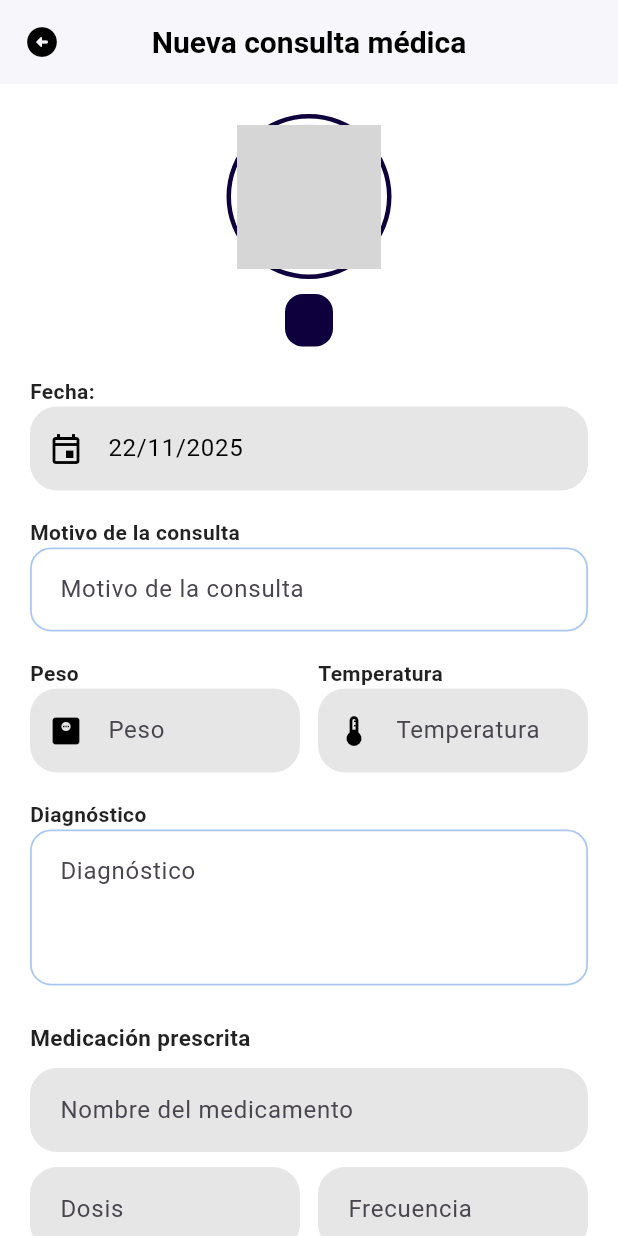
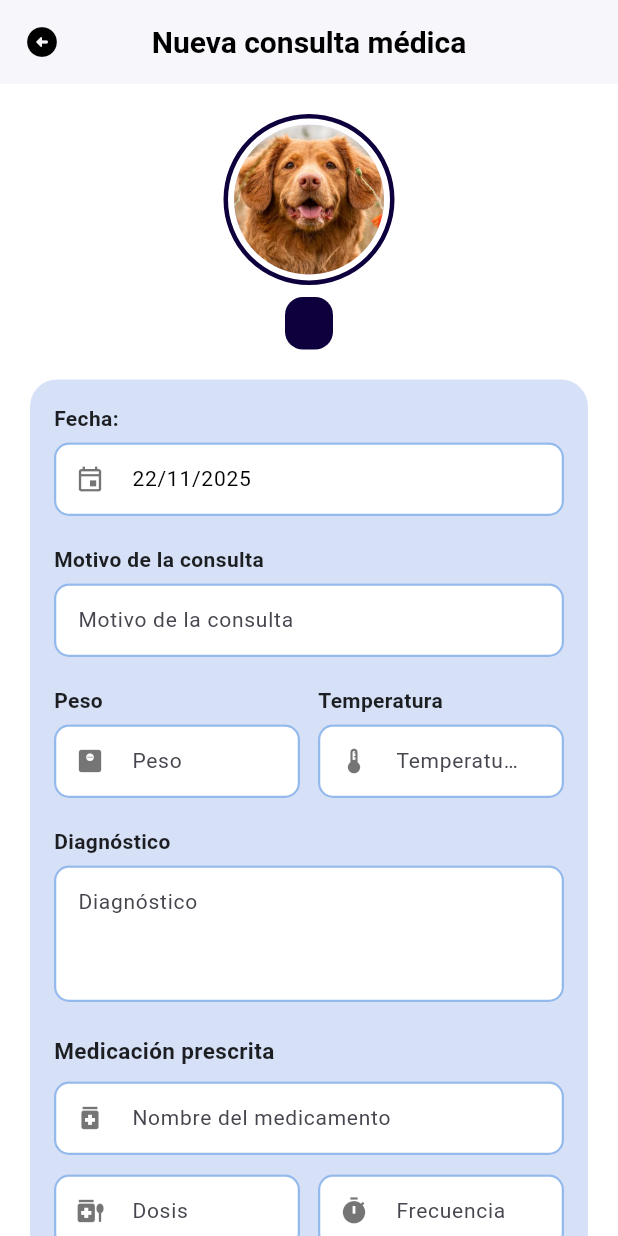
Before and after one commit to Jocwly/Integrador, a Flutter app: the ConsultaMedica screen opened directly with empty values, on a phone screen of 412 x 824 dp. Run offline on Flutter 3.47's test engine with Material 3 defaults, Android fonts, the phone set to English and light mode, and no system bars; our stand-ins replace cloud_firestore, firebase_core, image_picker; accounts and stored records are empty; grey boxes are pictures that could not be loaded.

```diff
--- a/lib/Pantallas/consulta.dart
+++ b/lib/Pantallas/consulta.dart
@@ -1,6 +1,7 @@
 import 'package:flutter/material.dart';
 import 'package:intl/intl.dart';
 import 'package:cloud_firestore/cloud_firestore.dart';
+import 'package:flutter/services.dart';
 
 class ConsultaMedica extends StatefulWidget {
   final String clienteId;
@@ -16,7 +17,6 @@ class ConsultaMedica extends StatefulWidget {
   State<ConsultaMedica> createState() => _ConsultaMedicaState();
 }
 
-/// Controladores para cada bloque de medicación
 class _MedicationFields {
   final TextEditingController nombre = TextEditingController();
   final TextEditingController dosis = TextEditingController();
@@ -31,13 +31,11 @@ class _ConsultaMedicaState extends State<ConsultaMedica> {
   final _tempCtrl = TextEditingController();
   final _diagnosisCtrl = TextEditingController();
 
-  // Lista dinámica de medicamentos
   final List<_MedicationFields> _medicaciones = [_MedicationFields()];
 
-  final azulSuave = const Color(0xFFD6E1F7);
-  final azulFuerte = const Color(0xFF2A74D9);
+  final Color azulSuave = const Color(0xFFD6E1F7);
+  final Color azulFuerte = const Color(0xFF2A74D9);
 
-  // flags de error
   bool _errMotivo = false;
   bool _errPeso = false;
   bool _errTemp = false;
@@ -50,7 +48,6 @@ class _ConsultaMedicaState extends State<ConsultaMedica> {
   @override
   void initState() {
     super.initState();
-    // Fecha por default: hoy, formato dd/MM/yyyy
     _dateCtrl.text = DateFormat('dd/MM/yyyy').format(DateTime.now());
   }
 
@@ -71,13 +68,12 @@ class _ConsultaMedicaState extends State<ConsultaMedica> {
   }
 
   OutlineInputBorder _softBorder() => OutlineInputBorder(
-        borderRadius: BorderRadius.circular(14),
-        borderSide: BorderSide(color: azulFuerte.withOpacity(0.4), width: 1.2),
+    borderRadius: BorderRadius.circular(10),
+    borderSide: BorderSide(color: azulFuerte.withOpacity(0.5), width: 1.5),
   );
-
   OutlineInputBorder _grayBorder() => OutlineInputBorder(
-        borderRadius: BorderRadius.circular(18),
-        borderSide: const BorderSide(color: Colors.transparent, width: 0),
+    borderRadius: BorderRadius.circular(10),
+    borderSide: BorderSide(color: azulFuerte.withOpacity(0.5), width: 1.5),
   );
 
   Future<void> _pickDate() async {
@@ -94,9 +90,7 @@ class _ConsultaMedicaState extends State<ConsultaMedica> {
     }
   }
 
-  // ---------- GUARDAR (misma lógica que antes + validaciones visuales) ----------
   Future<void> _onGuardar() async {
-    // Validaciones de campos requeridos
     final firstMed = _medicaciones.first;
 
     setState(() {
@@ -111,7 +105,8 @@ class _ConsultaMedicaState extends State<ConsultaMedica> {
       _errMedDuracion = firstMed.duracion.text.trim().isEmpty;
     });
 
-    final hayErrores = _errMotivo ||
+    final hayErrores =
+        _errMotivo ||
         _errPeso ||
         _errTemp ||
         _errDiag ||
@@ -133,8 +128,6 @@ class _ConsultaMedicaState extends State<ConsultaMedica> {
           .doc(widget.clienteId)
           .collection('mascotas')
           .doc(widget.mascotaId);
-
-      // Construir lista de medicaciones (solo las que tengan algo escrito)
       final List<Map<String, String>> meds = [];
       for (final m in _medicaciones) {
         final nombre = m.nombre.text.trim();
@@ -143,7 +136,10 @@ class _ConsultaMedicaState extends State<ConsultaMedica> {
         final duracion = m.duracion.text.trim();
 
         final tieneAlgo =
-            nombre.isNotEmpty || dosis.isNotEmpty || frecuencia.isNotEmpty || duracion.isNotEmpty;
+            nombre.isNotEmpty ||
+            dosis.isNotEmpty ||
+            frecuencia.isNotEmpty ||
+            duracion.isNotEmpty;
 
         if (tieneAlgo) {
           meds.add({
@@ -154,8 +150,6 @@ class _ConsultaMedicaState extends State<ConsultaMedica> {
           });
         }
       }
-
-      // Para compatibilidad con tu lógica anterior: tomamos el primer medicamento
       String medicamentoPrincipal = '';
       String dosisPrincipal = '';
       String frecuenciaPrincipal = '';
@@ -204,35 +198,44 @@ class _ConsultaMedicaState extends State<ConsultaMedica> {
     Navigator.pop(context);
   }
 
-  // Recuadro base (gris o blanco), icono negro
   InputDecoration _inputDecoration({
     String? hint,
     IconData? icon,
     bool gray = false,
     bool error = false,
+    String? suffixText,
   }) {
-    final fillColor = gray ? const Color(0xFFE6E6E6) : Colors.white;
+    final fillColor = Colors.white;
 
-    final border = error
+    final baseBorder = gray ? _grayBorder() : _softBorder();
+
+    final border =
+        error
             ? OutlineInputBorder(
-            borderRadius: BorderRadius.circular(14),
+              borderRadius: BorderRadius.circular(10),
               borderSide: const BorderSide(color: Colors.red, width: 1.6),
             )
-        : (gray ? _grayBorder() : _softBorder());
+            : baseBorder;
 
     return InputDecoration(
-      prefixIcon: icon != null ? Icon(icon, color: Colors.black) : null,
+      prefixIcon:
+          icon != null ? Icon(icon, color: Colors.black54, size: 20) : null,
       hintText: hint,
       filled: true,
       fillColor: fillColor,
-      contentPadding:
-          const EdgeInsets.symmetric(horizontal: 16, vertical: 16), // más alto
+      contentPadding: const EdgeInsets.symmetric(horizontal: 12, vertical: 14),
       enabledBorder: border,
       focusedBorder: border,
+      border: InputBorder.none,
+      suffixText: suffixText, // APARECE KG AUTOMATICAMENT
+      suffixStyle: const TextStyle(
+        fontSize: 14,
+        color: Colors.black87,
+        fontWeight: FontWeight.w500,
+      ),
     );
   }
 
-  // TextField con overlay de "Este campo es requerido"
   Widget _buildTextFieldWithError({
     required TextEditingController controller,
     required String hint,
@@ -241,12 +244,16 @@ class _ConsultaMedicaState extends State<ConsultaMedica> {
     bool showError = false,
     int maxLines = 1,
     ValueChanged<String>? onChanged,
+    TextInputType keyboardType = TextInputType.text,
+    List<TextInputFormatter>? inputFormatters,
+    String? suffixText,
   }) {
     final decoration = _inputDecoration(
       hint: showError ? '' : hint,
       icon: icon,
       gray: gray,
       error: showError,
+      suffixText: suffixText,
     );
 
     final field = TextField(
@@ -255,25 +262,33 @@ class _ConsultaMedicaState extends State<ConsultaMedica> {
       decoration: decoration,
       style: TextStyle(
         color: showError ? Colors.transparent : Colors.black,
+        fontSize: 14,
       ),
+      keyboardType: keyboardType,
+      inputFormatters: inputFormatters,
       onChanged: onChanged,
     );
 
-    final double? height = maxLines == 1 ? 56 : null; // recuadros un poco más grandes
+    final double? height = maxLines == 1 ? 52 : null;
 
     if (!showError) {
       return SizedBox(height: height, child: field);
     }
-
     return SizedBox(
       height: height,
       child: Stack(
-        alignment: Alignment.center,
-        children: const [
-          // field se dibuja abajo, pero como el texto es transparente
-          // solo se ve el borde y el mensaje centrado.
-          // ignore: prefer_const_constructors
-          Positioned.fill(child: IgnorePointer(child: SizedBox())), // placeholder
+        children: [
+          field,
+          const Center(
+            child: Text(
+              'Este campo es requerido',
+              style: TextStyle(
+                color: Colors.red,
+                fontSize: 12,
+                fontWeight: FontWeight.w600,
+              ),
+            ),
+          ),
         ],
       ),
     );
@@ -299,15 +314,16 @@ class _ConsultaMedicaState extends State<ConsultaMedica> {
           ),
           onPressed: () => Navigator.pop(context),
         ),
+        centerTitle: true,
         title: const Text(
           'Nueva consulta médica',
           style: TextStyle(
+            fontFamily: 'Roboto',
             fontSize: 20,
             fontWeight: FontWeight.bold,
             color: Color.fromARGB(255, 0, 0, 0),
           ),
         ),
-        centerTitle: true,
       ),
       body: StreamBuilder<DocumentSnapshot>(
         stream: mascotaRef.snapshots(),
@@ -337,13 +353,15 @@ class _ConsultaMedicaState extends State<ConsultaMedica> {
                   ),
                   padding: const EdgeInsets.all(4),
                   child: CircleAvatar(
-                    radius: 48,
-                    backgroundImage: (fotoUrl != null && fotoUrl!.isNotEmpty)
-                        ? NetworkImage(fotoUrl!)
-                        : const AssetImage('')
+                    radius: 50,
+                    backgroundImage:
+                        (fotoUrl != null && (fotoUrl as String).isNotEmpty)
+                            ? NetworkImage(fotoUrl)
+                            : const AssetImage('assets/images/perro.jpg')
+                                as ImageProvider,
                   ),
                 ),
-                const SizedBox(height: 10),
+                const SizedBox(height: 8),
                 Container(
                   decoration: BoxDecoration(
                     color: const Color.fromARGB(255, 13, 0, 60),
@@ -363,8 +381,15 @@ class _ConsultaMedicaState extends State<ConsultaMedica> {
                   ),
                 ),
                 const SizedBox(height: 20),
-
-                // Fecha (pill gris, no requerida)
+                Container(
+                  decoration: BoxDecoration(
+                    color: azulSuave,
+                    borderRadius: BorderRadius.circular(18),
+                  ),
+                  padding: const EdgeInsets.all(16),
+                  child: Column(
+                    crossAxisAlignment: CrossAxisAlignment.start,
+                    children: [
                       _campo(
                         'Fecha:',
                         _dateCtrl,
@@ -373,8 +398,6 @@ class _ConsultaMedicaState extends State<ConsultaMedica> {
                         grayField: true,
                         showError: false,
                       ),
-
-                // Motivo (requerido)
                       _campo(
                         'Motivo de la consulta',
                         _reasonCtrl,
@@ -385,8 +408,6 @@ class _ConsultaMedicaState extends State<ConsultaMedica> {
                           }
                         },
                       ),
-
-                // Peso / Temperatura (requeridos)
                       Row(
                         children: [
                           Expanded(
@@ -396,6 +417,17 @@ class _ConsultaMedicaState extends State<ConsultaMedica> {
                               icon: Icons.monitor_weight,
                               grayField: true,
                               showError: _errPeso,
+                              keyboardType:
+                                  const TextInputType.numberWithOptions(
+                                    decimal: true,
+                                  ),
+                              inputFormatters: [
+                                FilteringTextInputFormatter.allow(
+                                  RegExp(r'[0-9.]'),
+                                ),
+                              ],
+                              suffixText:
+                                  'kg', //  AQUÍ APARECEN LOS KILOS EN EL CAMPO
                               onChanged: (v) {
                                 if (_errPeso && v.trim().isNotEmpty) {
                                   setState(() => _errPeso = false);
@@ -403,6 +435,7 @@ class _ConsultaMedicaState extends State<ConsultaMedica> {
                               },
                             ),
                           ),
+
                           const SizedBox(width: 12),
                           Expanded(
                             child: _campo(
@@ -411,6 +444,16 @@ class _ConsultaMedicaState extends State<ConsultaMedica> {
                               icon: Icons.thermostat_sharp,
                               grayField: true,
                               showError: _errTemp,
+                              keyboardType:
+                                  const TextInputType.numberWithOptions(
+                                    decimal: true,
+                                  ),
+                              inputFormatters: [
+                                FilteringTextInputFormatter.allow(
+                                  RegExp(r'[0-9.]'),
+                                ),
+                              ],
+                              suffixText: '°C',
                               onChanged: (v) {
                                 if (_errTemp && v.trim().isNotEmpty) {
                                   setState(() => _errTemp = false);
@@ -420,8 +463,6 @@ class _ConsultaMedicaState extends State<ConsultaMedica> {
                           ),
                         ],
                       ),
-
-                // Diagnóstico (requerido)
                       _campo(
                         'Diagnóstico',
                         _diagnosisCtrl,
@@ -448,21 +489,24 @@ class _ConsultaMedicaState extends State<ConsultaMedica> {
                       ),
                       const SizedBox(height: 10),
 
-                // Sección dinámica de medicación
                       _buildMedicacionesSection(),
 
-                const SizedBox(height: 24),
+                      const SizedBox(height: 20),
                       Row(
                         children: [
                           Expanded(
                             child: ElevatedButton(
                               onPressed: _onGuardar,
                               style: ElevatedButton.styleFrom(
-                          backgroundColor:
-                              const Color.fromARGB(255, 13, 0, 60),
-                          padding: const EdgeInsets.symmetric(vertical: 16),
+                                backgroundColor: const Color.fromARGB(
+                                  255,
+                                  13,
+                                  0,
+                                  60,
+                                ),
+                                minimumSize: const Size.fromHeight(52),
                                 shape: RoundedRectangleBorder(
-                            borderRadius: BorderRadius.circular(20),
+                                  borderRadius: BorderRadius.circular(10),
                                 ),
                               ),
                               child: const Text(
@@ -474,16 +518,20 @@ class _ConsultaMedicaState extends State<ConsultaMedica> {
                               ),
                             ),
                           ),
-                    const SizedBox(width: 20),
+                          const SizedBox(width: 12),
                           Expanded(
                             child: ElevatedButton(
                               onPressed: _onCancelar,
                               style: ElevatedButton.styleFrom(
-                          backgroundColor:
-                              const Color.fromARGB(255, 148, 148, 148),
-                          padding: const EdgeInsets.symmetric(vertical: 16),
+                                backgroundColor: const Color.fromARGB(
+                                  255,
+                                  148,
+                                  148,
+                                  148,
+                                ),
+                                minimumSize: const Size.fromHeight(52),
                                 shape: RoundedRectangleBorder(
-                            borderRadius: BorderRadius.circular(20),
+                                  borderRadius: BorderRadius.circular(10),
                                 ),
                               ),
                               child: const Text(
@@ -499,13 +547,14 @@ class _ConsultaMedicaState extends State<ConsultaMedica> {
                       ),
                     ],
                   ),
+                ),
+              ],
+            ),
           );
         },
       ),
     );
   }
-
-  // --------- CAMPOS GENERALES (motivo, peso, etc.) ---------
 
   Widget _campo(
     String label,
@@ -516,9 +565,12 @@ class _ConsultaMedicaState extends State<ConsultaMedica> {
     bool grayField = false,
     bool showError = false,
     ValueChanged<String>? onChanged,
+    TextInputType keyboardType = TextInputType.text,
+    List<TextInputFormatter>? inputFormatters,
+    String? suffixText,
   }) {
     return Padding(
-      padding: const EdgeInsets.only(bottom: 18),
+      padding: const EdgeInsets.only(bottom: 16),
       child: Column(
         crossAxisAlignment: CrossAxisAlignment.start,
         children: [
@@ -530,6 +582,7 @@ class _ConsultaMedicaState extends State<ConsultaMedica> {
               color: Colors.black87,
             ),
           ),
+          const SizedBox(height: 6),
           GestureDetector(
             onTap: onTap,
             child: AbsorbPointer(
@@ -542,6 +595,9 @@ class _ConsultaMedicaState extends State<ConsultaMedica> {
                 showError: showError,
                 maxLines: maxLines,
                 onChanged: onChanged,
+                keyboardType: keyboardType,
+                inputFormatters: inputFormatters,
+                suffixText: suffixText,
               ),
             ),
           ),
@@ -549,8 +605,6 @@ class _ConsultaMedicaState extends State<ConsultaMedica> {
       ),
     );
   }
-
-  // --------- SECCIÓN DE MEDICACIÓN DINÁMICA ---------
 
   Widget _buildMedicacionesSection() {
     return Column(
@@ -570,7 +624,10 @@ class _ConsultaMedicaState extends State<ConsultaMedica> {
             style: TextButton.styleFrom(
               padding: EdgeInsets.zero,
               foregroundColor: Colors.black,
-              textStyle: const TextStyle(fontWeight: FontWeight.w600),
+              textStyle: const TextStyle(
+                fontWeight: FontWeight.w600,
+                fontSize: 14,
+              ),
             ),
             icon: const Icon(Icons.add, size: 18, color: Colors.black),
             label: const Text('Agregar medicación'),
@@ -591,12 +648,13 @@ class _ConsultaMedicaState extends State<ConsultaMedica> {
     final bool isFirst = index == 0;
 
     return Column(
+      crossAxisAlignment: CrossAxisAlignment.start,
       children: [
-        // Nombre del medicamento
         _buildTextFieldWithError(
           controller: med.nombre,
           hint: 'Nombre del medicamento',
           gray: true,
+          icon: Icons.medication,
           showError: isFirst && _errMedNombre,
           onChanged: (v) {
             if (isFirst && _errMedNombre && v.trim().isNotEmpty) {
@@ -605,7 +663,6 @@ class _ConsultaMedicaState extends State<ConsultaMedica> {
           },
         ),
         const SizedBox(height: 10),
-        // Dosis / Frecuencia
         Row(
           children: [
             Expanded(
@@ -613,6 +670,7 @@ class _ConsultaMedicaState extends State<ConsultaMedica> {
                 controller: med.dosis,
                 hint: 'Dosis',
                 gray: true,
+                icon: Icons.medication_liquid,
                 showError: isFirst && _errMedDosis,
                 onChanged: (v) {
                   if (isFirst && _errMedDosis && v.trim().isNotEmpty) {
@@ -626,6 +684,7 @@ class _ConsultaMedicaState extends State<ConsultaMedica> {
               child: _buildTextFieldWithError(
                 controller: med.frecuencia,
                 hint: 'Frecuencia',
+                icon: Icons.timer,
                 gray: true,
                 showError: isFirst && _errMedFrecuencia,
                 onChanged: (v) {
@@ -638,11 +697,11 @@ class _ConsultaMedicaState extends State<ConsultaMedica> {
           ],
         ),
         const SizedBox(height: 10),
-        // Duración
         _buildTextFieldWithError(
           controller: med.duracion,
           hint: 'Duración',
           gray: true,
+          icon: Icons.calendar_today,
           showError: isFirst && _errMedDuracion,
           onChanged: (v) {
             if (isFirst && _errMedDuracion && v.trim().isNotEmpty) {
```
Also changed, not shown: lib/Pantallas/Mascota_vet.dart (+10 -1 lines), lib/Pantallas/detalles_hm.dart (added, +264 -0 lines), lib/Pantallas/historial_medico.dart (+39 -11 lines), lib/Pantallas/registro_vacuna.dart (+44 -24 lines), pubspec.lock. Lines whose indentation alone changed are shown as unchanged.
